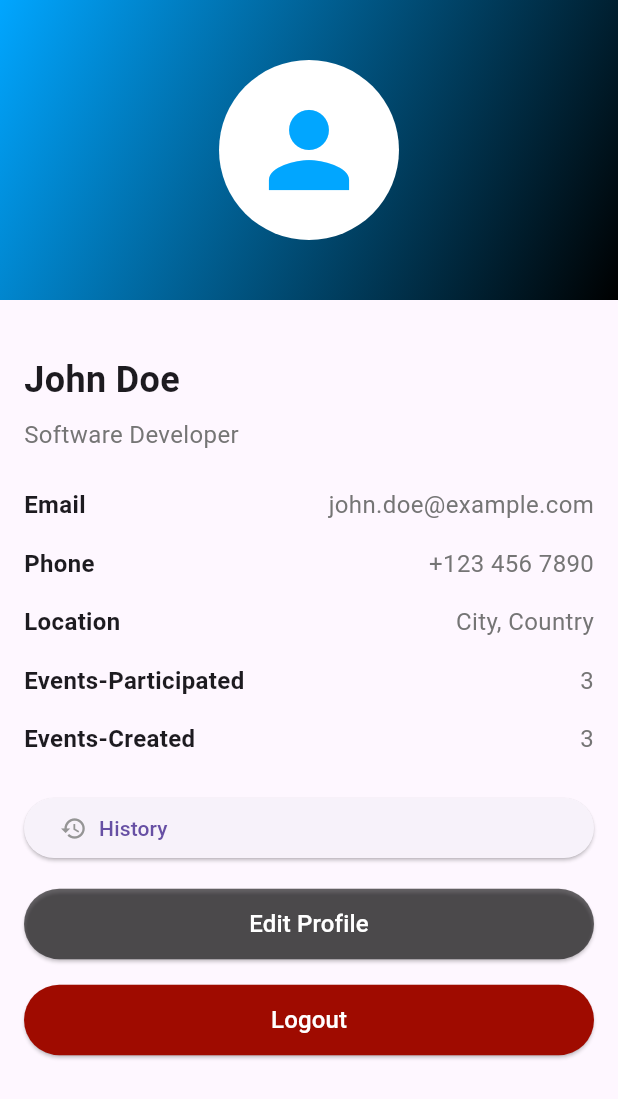
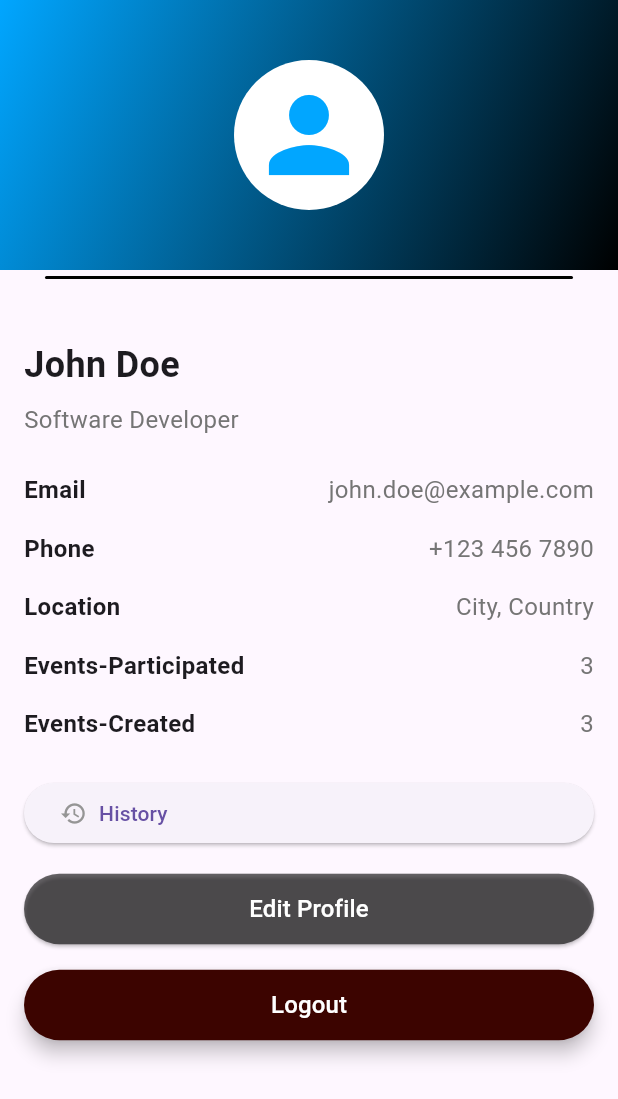
Before and after one commit to Thambara-20/TagMe, a Flutter app: the ProfilePage screen opened directly, on a phone screen of 412 x 824 dp. Shown: the top 1099 px of the screen. Run offline on Flutter 3.47's test engine with Material 3 defaults, Android fonts, the phone set to English and light mode, and no system bars; our stand-ins replace curved_navigation_bar, font_awesome_flutter, geocoding, geolocator, shared_preferences; missing offline and left inert: flutter_osm_plugin; accounts and stored records are empty.

Commit message:
added animations

```diff
--- a/tag_me/lib/EventsPage/AddEventPage/AddEventPage.dart
+++ b/tag_me/lib/EventsPage/AddEventPage/AddEventPage.dart
@@ -1,3 +1,5 @@
+// ignore_for_file: file_names
+
 import 'package:flutter/material.dart';
 import 'package:flutter_osm_plugin/flutter_osm_plugin.dart';
 import 'package:geocoding/geocoding.dart';
@@ -97,8 +99,9 @@ class _AddEventFormState extends State<AddEventForm> {
                   String town = placemark.locality ?? 'Unknown Town';
 
                   setState(() {
-                    _location = '$town';
+                    _location = town;
                   });
+                // ignore: empty_catches
                 } catch (e) {}
               },
               style: ElevatedButton.styleFrom(
--- a/tag_me/lib/EventsPage/AddEventPage/DateTimePicker.dart
+++ b/tag_me/lib/EventsPage/AddEventPage/DateTimePicker.dart
@@ -1,3 +1,5 @@
+// ignore_for_file: file_names, depend_on_referenced_packages
+
 import 'package:flutter/material.dart';
 import 'package:intl/intl.dart';
 
@@ -12,6 +14,7 @@ class DateTimePicker extends StatefulWidget {
   }) : super(key: key);
 
   @override
+  // ignore: library_private_types_in_public_api
   _DateTimePickerState createState() => _DateTimePickerState();
 }
 
@@ -33,6 +36,7 @@ class _DateTimePickerState extends State<DateTimePicker> {
     );
 
     if (selectedDate != null) {
+      // ignore: use_build_context_synchronously
       final selectedTime = await showTimePicker(
         context: context,
         initialTime: TimeOfDay.fromDateTime(_selectedDateTime),
--- a/tag_me/lib/HomePage/EventBox/EventBox.dart
+++ b/tag_me/lib/HomePage/EventBox/EventBox.dart
@@ -156,6 +156,7 @@ class _EventBoxState extends State<EventBox> {
                   _close();
                 }
                  else {
+                  // ignore: use_build_context_synchronously
                   ScaffoldMessenger.of(context).showSnackBar(
                     const SnackBar(
                       content: Text('You are not in the required area'),
--- a/tag_me/lib/ProfilePage/History.dart
+++ b/tag_me/lib/ProfilePage/History.dart
@@ -1,3 +1,5 @@
+// ignore_for_file: file_names
+
 import 'package:flutter/material.dart';
 import 'package:tag_me/constants/constants.dart';
 import 'package:tag_me/utilities/dateConvert.dart';
@@ -87,7 +89,7 @@ class HistoryPage extends StatelessWidget {
     ];
     return Scaffold(
       appBar: AppBar(
-        title: Text('My History'),
+        title: const Text('My History'),
         centerTitle: true,
       ),
       body: ListView.builder(
--- a/tag_me/lib/ProfilePage/ProfilePage.dart
+++ b/tag_me/lib/ProfilePage/ProfilePage.dart
@@ -1,12 +1,18 @@
+// ignore_for_file: file_names
+
+import 'dart:math';
+
 import 'package:flutter/material.dart';
 import 'package:tag_me/constants/constants.dart';
 import 'package:tag_me/ProfilePage/History.dart';
+import 'package:tag_me/constants/line.dart';
 
 class ProfilePage extends StatefulWidget {
   const ProfilePage({Key? key}) : super(key: key);
   static const String routeName = '/ProfilePage';
 
   @override
+  // ignore: library_private_types_in_public_api
   _ProfilePageState createState() => _ProfilePageState();
 }
 
@@ -18,17 +24,20 @@ class _ProfilePageState extends State<ProfilePage> {
         child: Column(
           children: [
             Container(
-              height: 200,
+              height: 180,
               decoration: const BoxDecoration(
                 gradient: LinearGradient(
-                  colors: [kProfilePageBackgroundColor, Color.fromARGB(255, 0, 0, 0)],
+                  colors: [
+                    kProfilePageBackgroundColor,
+                    Color.fromARGB(255, 0, 0, 0)
+                  ],
                   begin: Alignment.topLeft,
                   end: Alignment.bottomRight,
                 ),
               ),
               child: const Center(
                 child: CircleAvatar(
-                  radius: 60,
+                  radius: 50,
                   backgroundColor: Colors.white,
                   child: Icon(
                     Icons.person,
@@ -38,12 +47,19 @@ class _ProfilePageState extends State<ProfilePage> {
                 ),
               ),
             ),
+            AnimatedStraightLine(
+                    width: 350,
+                    height: 10.0,
+                    duration: const Duration(milliseconds: 500),
+                    color: const Color.fromARGB(255, 0, 0, 0),
+                  ),
             const SizedBox(height: 20),
             Padding(
               padding: const EdgeInsets.all(16.0),
               child: Column(
                 crossAxisAlignment: CrossAxisAlignment.start,
                 children: [
+
                   const Text(
                     'John Doe',
                     style: TextStyle(
@@ -59,6 +75,7 @@ class _ProfilePageState extends State<ProfilePage> {
                       color: Colors.grey[600],
                     ),
                   ),
+
                   const SizedBox(height: 16),
                   _buildProfileItem('Email', 'john.doe@example.com'),
                   _buildProfileItem('Phone', '+123 456 7890'),
@@ -71,7 +88,7 @@ class _ProfilePageState extends State<ProfilePage> {
                       Navigator.push(
                         context,
                         MaterialPageRoute(
-                          builder: (context) => HistoryPage(),
+                          builder: (context) => const HistoryPage(),
                         ),
                       );
                     },
@@ -111,6 +128,8 @@ class _ProfilePageState extends State<ProfilePage> {
                     },
                     style: ElevatedButton.styleFrom(
                       backgroundColor: kLogoutButtonColor,
+                      elevation: 5,
+                      shadowColor: Colors.black,
                       padding: const EdgeInsets.symmetric(
                         vertical: 12,
                         horizontal: 24,
@@ -141,7 +160,7 @@ class _ProfilePageState extends State<ProfilePage> {
         children: [
           Text(
             label,
-            style: TextStyle(
+            style: const TextStyle(
               fontSize: 16,
               fontWeight: FontWeight.bold,
             ),
--- a/tag_me/lib/SigninPage/SigninPage.dart
+++ b/tag_me/lib/SigninPage/SigninPage.dart
@@ -75,7 +75,8 @@ class _SignInPageState extends State<SignInPage> {
                   Navigator.pushNamed(context, MainPage.routeName);
                 },
                 style: ElevatedButton.styleFrom(
-                  fixedSize: Size(0.7 * screenWidth, 0.06 * screenHeight),
+                  minimumSize: const Size(200, 50),
+                  padding: const EdgeInsets.all(16),
                 ),
                 child: Text(
                   'Sign In',
--- a/tag_me/lib/constants/constants.dart
+++ b/tag_me/lib/constants/constants.dart
@@ -7,7 +7,7 @@ const klargeTextWhiteStyle = TextStyle(
 );
 
 const knormalTextWhiteStyle = TextStyle(
-  fontSize: 16.0,
+  fontSize: 12.0,
   color: Colors.white,
 );
 
@@ -89,6 +89,6 @@ const kNavbarSelectedIconColor = Colors.blue;
 
 //------------------------------------------------ProfilePage--------------------------------------------------------------------------------
 
-const kLogoutButtonColor = Color.fromARGB(255, 159, 11, 0);
+const kLogoutButtonColor = Color.fromARGB(255, 60, 4, 0);
 const kProfilePageBackgroundColor = Color.fromARGB(255, 1, 166, 255);
 const kProfileEditButtonColor = Color.fromARGB(151, 0, 0, 0);
--- /dev/null
+++ b/tag_me/lib/constants/line.dart
@@ -0,0 +1,87 @@
+import 'package:flutter/material.dart';
+
+class AnimatedStraightLine extends StatefulWidget {
+  final double width;
+  final double height;
+  final Duration duration;
+  final Color color;
+
+  AnimatedStraightLine({
+    required this.width,
+    required this.height,
+    this.duration = const Duration(seconds: 2),
+    this.color = Colors.blue,
+  });
+
+  @override
+  _AnimatedStraightLineState createState() => _AnimatedStraightLineState();
+}
+
+class _AnimatedStraightLineState extends State<AnimatedStraightLine>
+    with SingleTickerProviderStateMixin {
+  late AnimationController _controller;
+  late Animation<double> _animation;
+
+  @override
+  void initState() {
+    super.initState();
+
+    _controller = AnimationController(
+      vsync: this,
+      duration: widget.duration,
+    );
+
+    _animation = Tween<double>(begin: 0.0, end: 1.0).animate(_controller);
+
+    _controller.forward();
+  }
+
+  @override
+  Widget build(BuildContext context) {
+    return AnimatedBuilder(
+      animation: _animation,
+      builder: (context, child) {
+        return CustomPaint(
+          painter: StraightLinePainter(_animation.value, widget.color),
+          child: Container(
+            width: widget.width,
+            height: widget.height,
+          ),
+        );
+      },
+    );
+  }
+
+  @override
+  void dispose() {
+    _controller.dispose();
+    super.dispose();
+  }
+}
+
+class StraightLinePainter extends CustomPainter {
+  final double progress;
+  final Color color;
+
+  StraightLinePainter(this.progress, this.color);
+
+  @override
+  void paint(Canvas canvas, Size size) {
+    final Paint paint = Paint()
+      ..color = color
+      ..strokeCap = StrokeCap.round
+      ..strokeWidth = 2.0;
+
+    final double startX = 0.0;
+    final double endX = size.width * progress;
+    final double startY = size.height / 2;
+    final double endY = size.height / 2;
+
+    canvas.drawLine(Offset(startX, startY), Offset(endX, endY), paint);
+  }
+
+  @override
+  bool shouldRepaint(CustomPainter oldDelegate) {
+    return true;
+  }
+}
--- a/tag_me/lib/utilities/Location.dart
+++ b/tag_me/lib/utilities/Location.dart
@@ -1,3 +1,5 @@
+// ignore_for_file: file_names
+
 import 'package:flutter_osm_plugin/flutter_osm_plugin.dart';
 import 'package:geolocator/geolocator.dart';
 
@@ -48,10 +50,10 @@ Future<bool> checkInGeoPointArea(List<double> eventGeoPoint) async {
       eventGeoPoint[1], // event's longitude
     );
     double thresholdDistance = 1000;
-    print(distanceInMeters);
+    // print(distanceInMeters);
     return distanceInMeters <= thresholdDistance;
   } catch (e) {
-    print('Error checking geolocation: $e');
+    // print('Error checking geolocation: $e');
     return false;
   }
 }
```
Also changed, not shown: tag_me/lib/AboutPage/AboutPage.dart (+6 -2 lines), tag_me/lib/SignupPage/SignupPage.dart (+10 -11 lines), tag_me/lib/WelcomePage/WelcomePage.dart (+22 -11 lines).
